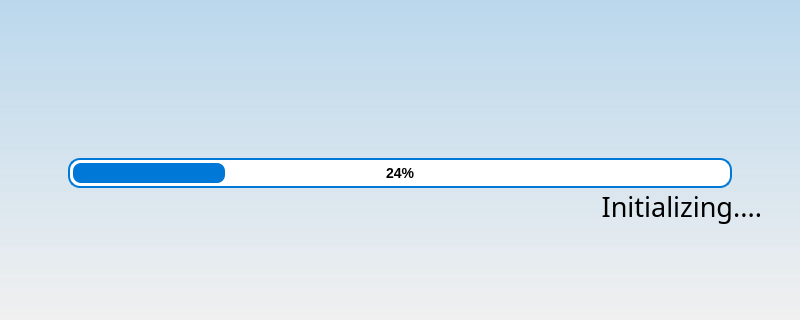
eSpark-Backup/nabilfesal-msm-fw, file QT_APP/mainwindow.ui: the form before one commit; both pictures show x 0 to 800 and y 160 to 480 of the 800 by 480 pixel window.
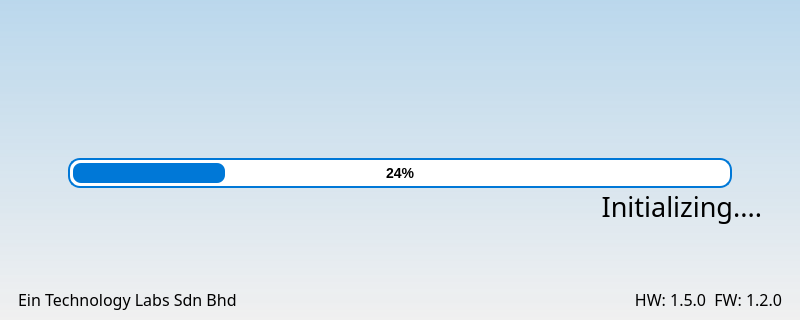
The form after the commit. Icons and pictures are not drawn.

```diff
--- a/QT_APP/mainwindow.ui
+++ b/QT_APP/mainwindow.ui
@@ -166,6 +166,51 @@
       </widget>
      </widget>
     </item>
+    <item>
+     <layout class="QHBoxLayout" name="horizontalLayout">
+      <property name="leftMargin">
+       <number>9</number>
+      </property>
+      <property name="rightMargin">
+       <number>9</number>
+      </property>
+      <item>
+       <widget class="QLabel" name="label">
+        <property name="font">
+         <font>
+          <family>Gilroy</family>
+          <pointsize>12</pointsize>
+         </font>
+        </property>
+        <property name="styleSheet">
+         <string notr="true">background-color: rgba(255, 255, 255,0);</string>
+        </property>
+        <property name="text">
+         <string>Ein Technology Labs Sdn Bhd</string>
+        </property>
+       </widget>
+      </item>
+      <item>
+       <widget class="QLabel" name="hf">
+        <property name="font">
+         <font>
+          <family>Gilroy</family>
+          <pointsize>12</pointsize>
+         </font>
+        </property>
+        <property name="styleSheet">
+         <string notr="true">background-color: rgba(255, 255, 255,0);</string>
+        </property>
+        <property name="text">
+         <string>HW: 1.5.0  FW: 1.2.0</string>
+        </property>
+        <property name="alignment">
+         <set>Qt::AlignRight|Qt::AlignTrailing|Qt::AlignVCenter</set>
+        </property>
+       </widget>
+      </item>
+     </layout>
+    </item>
    </layout>
   </widget>
  </widget>
```
